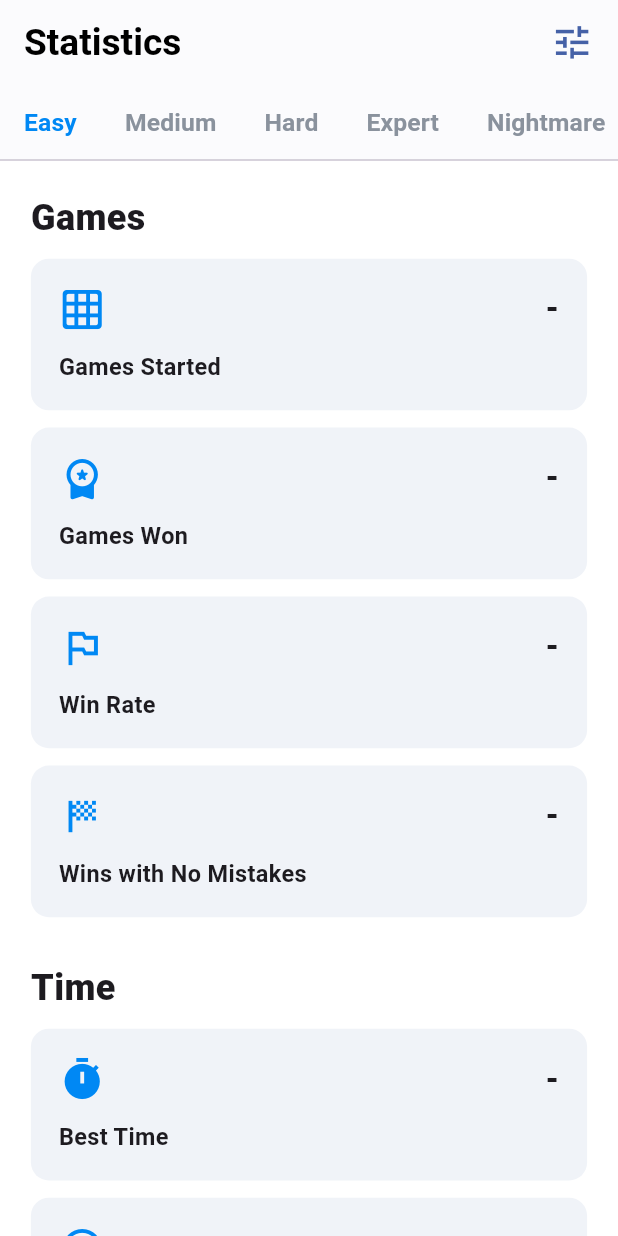
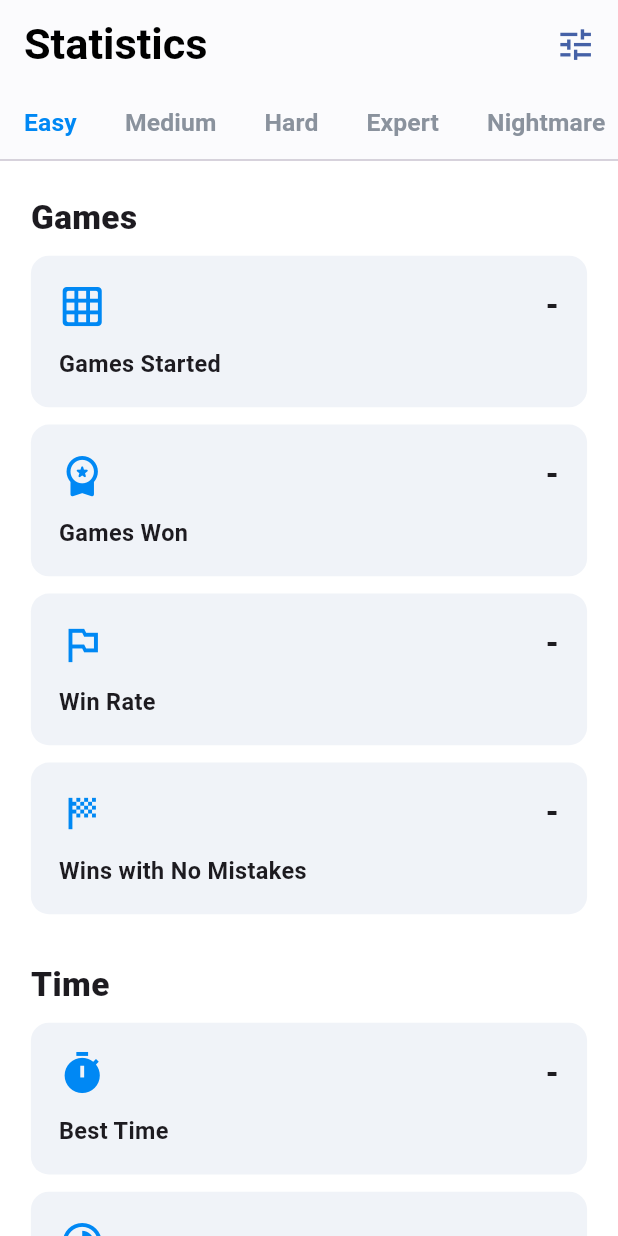
Before and after one commit to recepsenoglu/Flutter_Sudoku, a Flutter app: the StatisticsScreen screen opened by its route, on a phone screen of 412 x 824 dp. Run offline on Flutter 3.47's test engine with Material 3 defaults, Android fonts, the phone set to English and light mode, and no system bars; our stand-ins replace shared_preferences; accounts and stored records are empty.

Commit message:
game screen sizes fixed 1/2

```diff
--- a/lib/screens/statistics_screen/statistics_screen.dart
+++ b/lib/screens/statistics_screen/statistics_screen.dart
@@ -1,6 +1,5 @@
 import 'package:flutter/cupertino.dart';
 import 'package:flutter/material.dart';
-import 'package:flutter/services.dart';
 import 'package:provider/provider.dart';
 
 import '../../constant/enums.dart';
@@ -105,7 +104,9 @@ class StatisticsGroup extends StatelessWidget {
         children: [
           Text(
             groupTitle,
-            style: GameTextStyles.statisticsGroupTitle,
+            style: GameTextStyles.statisticsGroupTitle.copyWith(
+              fontSize: GameSizes.getHeight(0.027),
+            ),
           ),
           SizedBox(height: GameSizes.getHeight(0.005)),
           Column(
@@ -249,11 +250,11 @@ class StatisticsAppBar extends StatelessWidget implements PreferredSizeWidget {
     return AppBar(
       elevation: 0.5,
       backgroundColor: GameColors.appBarBackground,
-      systemOverlayStyle: SystemUiOverlayStyle.dark,
+      toolbarHeight: GameSizes.getHeight(0.13),
       title: Text(
         GameStrings.statistics,
         style: GameTextStyles.statisticsTitle
-            .copyWith(fontSize: GameSizes.getHeight(0.03)),
+            .copyWith(fontSize: GameSizes.getHeight(0.035)),
       ),
       leading: const SizedBox(),
       leadingWidth: 0,
--- a/lib/utils/exports.dart
+++ b/lib/utils/exports.dart
@@ -0,0 +1,6 @@
+export 'utils.dart';
+export 'extensions.dart';
+export 'game_colors.dart';
+export 'game_strings.dart';
+export 'game_sizes.dart';
+export 'game_text_styles.dart';
--- a/lib/utils/game_strings.dart
+++ b/lib/utils/game_strings.dart
@@ -1,5 +1,5 @@
 class GameStrings {
-  static const appBarTitle = 'Flutter Sudoku';
+  static const appBarTitle = 'Classic Sudoku';
 
   /// GameInfo
   static const difficulty = 'Difficulty';
@@ -15,7 +15,7 @@ class GameStrings {
 
   static const notesOn = 'ON';
   static const notesOff = 'OFF';
-  static const ad = 'Ad';
+  static const ad = ''; // 'Ad';
 
   // Pause Pop-up
   static const pause = 'Pause';
--- a/lib/widgets/app_bar_action_button.dart
+++ b/lib/widgets/app_bar_action_button.dart
@@ -4,12 +4,8 @@ import '../utils/game_colors.dart';
 import '../utils/game_sizes.dart';
 
 class AppBarActionButton extends StatelessWidget {
-  const AppBarActionButton({
-    required this.icon,
-    required this.onPressed,
-    this.iconSize,
-    super.key,
-  });
+  const AppBarActionButton(
+      {required this.icon, required this.onPressed, this.iconSize, super.key});
 
   final IconData icon;
   final Function() onPressed;
@@ -23,9 +19,10 @@ class AppBarActionButton extends StatelessWidget {
         icon,
         color: GameColors.appBarActions,
       ),
-      iconSize: iconSize ?? GameSizes.getHeight(0.035),
-      splashRadius: iconSize,
+      iconSize: iconSize ?? GameSizes.getHeight(0.033),
       visualDensity: VisualDensity.compact,
+      // splashRadius: iconSize,
+      padding: GameSizes.getSymmetricPadding(0.01, 0.001),
     );
   }
 }
```
Also changed, not shown: lib/screens/game_screen/game_screen.dart (+32 -51 lines), lib/widgets/button/action_button/action_button.dart (+7 -10 lines), lib/widgets/button/action_button/action_icon.dart (+11 -12 lines), lib/widgets/button/action_button/hints_amount_circle.dart (+13 -16 lines), lib/widgets/button/action_button/note_switch_widget.dart (+9 -12 lines), lib/widgets/game_info/game_info_widget.dart (+14 -4 lines), lib/widgets/game_info/pause_button.dart (+6 -8 lines).
